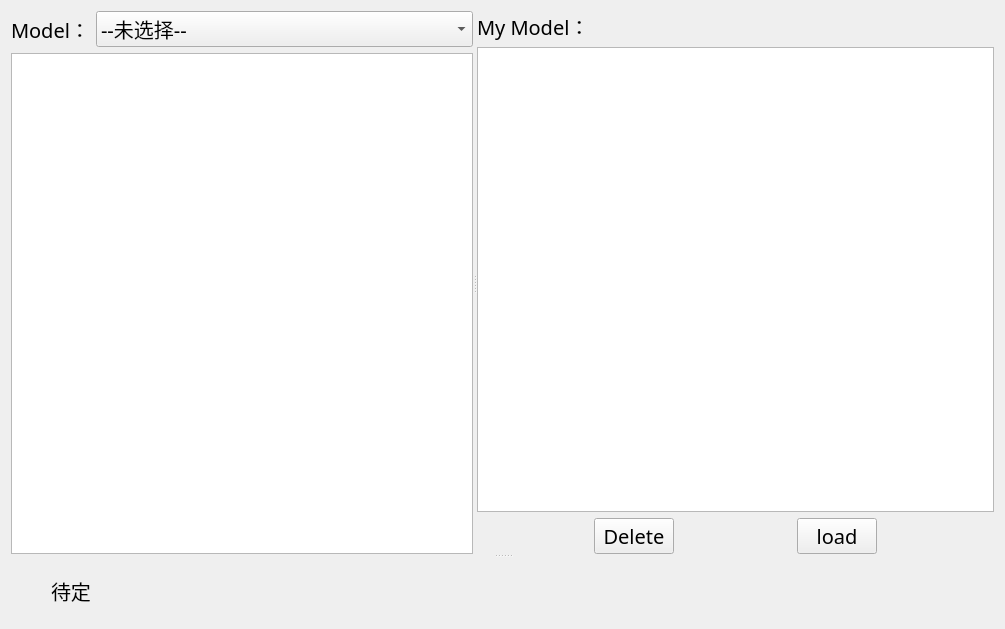
Before: the Qt Designer form projectFiles/UI/static/modelTab.ui in kaoxing/seg, drawn with Qt 5.
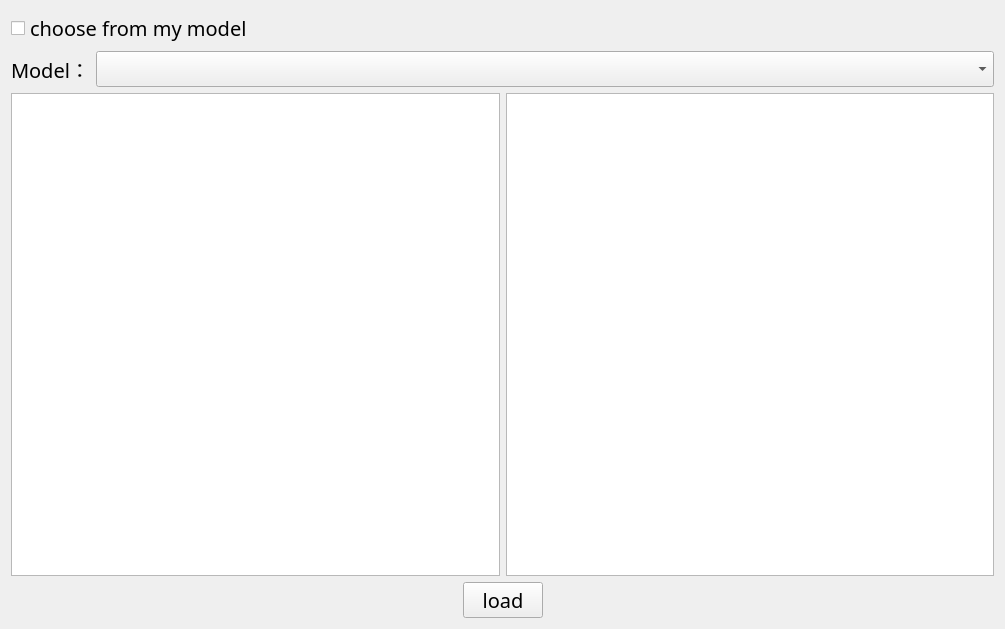
After: the same form once the commit is applied.

```diff
--- a/projectFiles/UI/static/modelTab.ui
+++ b/projectFiles/UI/static/modelTab.ui
@@ -10,24 +10,23 @@
     <height>629</height>
    </rect>
   </property>
+  <property name="font">
+   <font>
+    <family>宋体</family>
+    <pointsize>15</pointsize>
+   </font>
+  </property>
   <property name="windowTitle">
    <string>modelTab</string>
   </property>
   <layout class="QVBoxLayout" name="verticalLayout">
    <item>
-    <widget class="QSplitter" name="splitter_2">
-     <property name="orientation">
-      <enum>Qt::Vertical</enum>
+    <widget class="QCheckBox" name="checkBox">
+     <property name="text">
+      <string>choose from my model</string>
      </property>
-     <widget class="QWidget" name="widget_6" native="true">
-      <layout class="QGridLayout" name="gridLayout">
-       <item row="0" column="0">
-        <widget class="QSplitter" name="splitter">
-         <property name="orientation">
-          <enum>Qt::Horizontal</enum>
-         </property>
-         <widget class="QWidget" name="widget_3" native="true">
-          <layout class="QVBoxLayout" name="verticalLayout_2">
+    </widget>
+   </item>
            <item>
             <layout class="QHBoxLayout" name="horizontalLayout_6" stretch="0,3">
              <item>
@@ -58,81 +57,26 @@
                 </font>
                </property>
                <property name="currentIndex">
-                <number>0</number>
-               </property>
-               <item>
-                <property name="text">
-                 <string>--未选择--</string>
-                </property>
-               </item>
-               <item>
-                <property name="text">
-                 <string>U-net</string>
-                </property>
-               </item>
+        <number>-1</number>
+       </property>
               </widget>
              </item>
             </layout>
            </item>
+   <item>
+    <layout class="QHBoxLayout" name="horizontalLayout_2">
            <item>
             <widget class="QTextBrowser" name="textBrowser_model_explaination"/>
            </item>
-          </layout>
-         </widget>
-         <widget class="QWidget" name="widget_4" native="true">
-          <layout class="QVBoxLayout" name="verticalLayout_3">
-           <item>
-            <widget class="QLabel" name="label_9">
-             <property name="font">
-              <font>
-               <family>宋体</family>
-               <pointsize>15</pointsize>
-               <weight>50</weight>
-               <italic>false</italic>
-               <bold>false</bold>
-              </font>
-             </property>
-             <property name="text">
-              <string>My Model：</string>
-             </property>
-            </widget>
+     <item>
+      <widget class="QGraphicsView" name="graphicsView"/>
+     </item>
+    </layout>
            </item>
            <item>
-            <widget class="QListWidget" name="listWidget"/>
-           </item>
+    <layout class="QHBoxLayout" name="horizontalLayout">
            <item>
-            <layout class="QHBoxLayout" name="horizontalLayout_11">
-             <item>
-              <spacer name="horizontalSpacer_8">
-               <property name="orientation">
-                <enum>Qt::Horizontal</enum>
-               </property>
-               <property name="sizeHint" stdset="0">
-                <size>
-                 <width>40</width>
-                 <height>20</height>
-                </size>
-               </property>
-              </spacer>
-             </item>
-             <item>
-              <widget class="QPushButton" name="pushButton_delete">
-               <property name="font">
-                <font>
-                 <family>宋体</family>
-                 <pointsize>15</pointsize>
-                 <weight>50</weight>
-                 <italic>false</italic>
-                 <bold>false</bold>
-                </font>
-               </property>
-               <property name="text">
-                <string>Delete</string>
-               </property>
-              </widget>
-             </item>
-             <item>
-              <spacer name="horizontalSpacer_4">
+      <spacer name="horizontalSpacer">
                <property name="orientation">
                 <enum>Qt::Horizontal</enum>
                </property>
@@ -161,7 +105,7 @@
               </widget>
              </item>
              <item>
-              <spacer name="horizontalSpacer_7">
+      <spacer name="horizontalSpacer_2">
                <property name="orientation">
                 <enum>Qt::Horizontal</enum>
                </property>
@@ -174,38 +118,6 @@
               </spacer>
              </item>
             </layout>
-           </item>
-          </layout>
-         </widget>
-        </widget>
-       </item>
-      </layout>
-     </widget>
-     <widget class="QWidget" name="widget_5" native="true">
-      <widget class="QLabel" name="label_11">
-       <property name="geometry">
-        <rect>
-         <x>40</x>
-         <y>20</y>
-         <width>131</width>
-         <height>26</height>
-        </rect>
-       </property>
-       <property name="font">
-        <font>
-         <family>宋体</family>
-         <pointsize>15</pointsize>
-         <weight>50</weight>
-         <italic>false</italic>
-         <bold>false</bold>
-        </font>
-       </property>
-       <property name="text">
-        <string>待定</string>
-       </property>
-      </widget>
-     </widget>
-    </widget>
    </item>
   </layout>
  </widget>
```
Lines whose indentation alone changed are shown as unchanged.
